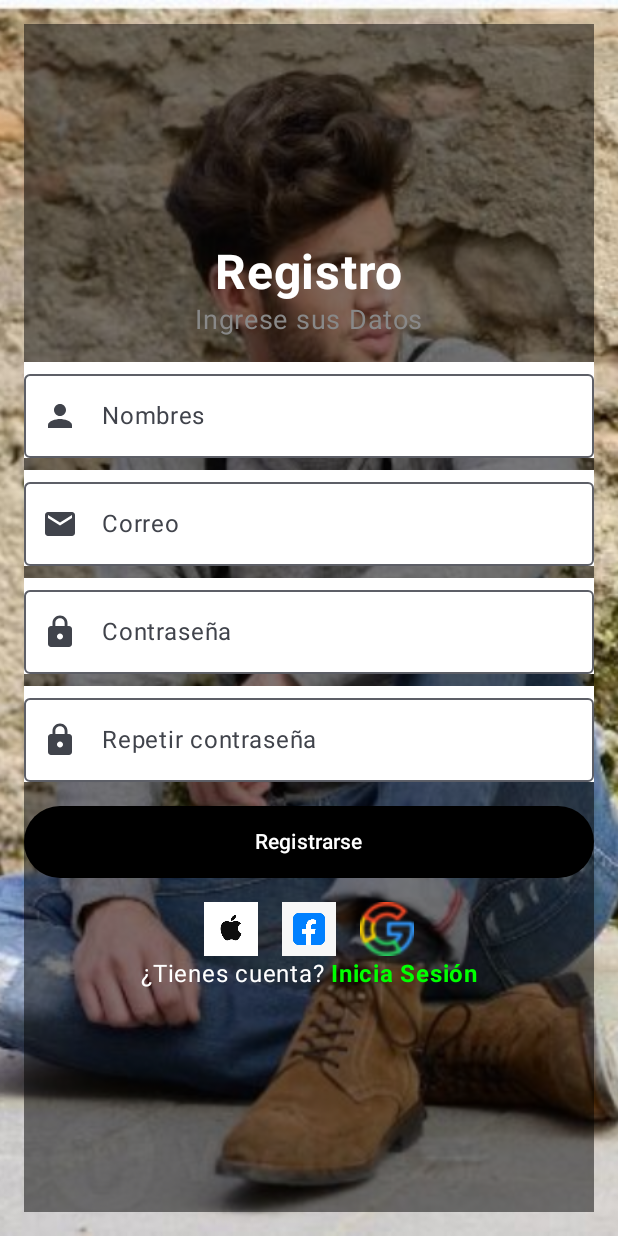
After one commit to JackMerma/Realty, an Android app built with Jetpack Compose: the Register screen opened directly, with no data from a screen before it, on a phone screen of 412 x 824 dp. The commit adds this screen. Run offline under Robolectric (Android 15) with nearby library versions, the phone set to English and light mode, and no system bars.

Commit message:
implementacion de Register

```diff
--- a/app/src/main/AndroidManifest.xml
+++ b/app/src/main/AndroidManifest.xml
@@ -1,6 +1,6 @@
 <?xml version="1.0" encoding="utf-8"?>
 <manifest xmlns:android="http://schemas.android.com/apk/res/android"
-    xmlns:tools="http://schemas.android.com/tools">
+    xmlns:tools="http://schemas.android.com/tools" >
 
     <application
         android:allowBackup="true"
@@ -11,12 +11,17 @@
         android:roundIcon="@mipmap/ic_launcher_round"
         android:supportsRtl="true"
         android:theme="@style/Theme.Realty"
-        tools:targetApi="31">
+        tools:targetApi="31" >
+        <activity
+            android:name=".Register"
+            android:exported="false"
+            android:label="@string/title_activity_register"
+            android:theme="@style/Theme.Realty" />
         <activity
             android:name=".MainActivity"
             android:exported="true"
             android:label="@string/app_name"
-            android:theme="@style/Theme.Realty">
+            android:theme="@style/Theme.Realty" >
             <intent-filter>
                 <action android:name="android.intent.action.MAIN" />
 
--- /dev/null
+++ b/app/src/main/java/com/example/realty/Register.kt
@@ -0,0 +1,198 @@
+package com.example.realty
+
+import android.os.Bundle
+import androidx.activity.ComponentActivity
+import androidx.activity.compose.setContent
+import androidx.activity.enableEdgeToEdge
+import androidx.compose.foundation.Image
+import androidx.compose.foundation.background
+import androidx.compose.foundation.clickable
+import androidx.compose.foundation.layout.*
+import androidx.compose.foundation.text.KeyboardOptions
+import androidx.compose.material.*
+import androidx.compose.material.icons.Icons
+import androidx.compose.material.icons.filled.Email
+import androidx.compose.material.icons.filled.Lock
+import androidx.compose.material.icons.filled.Person
+import androidx.compose.material3.Button
+import androidx.compose.material3.ButtonDefaults
+import androidx.compose.material3.Icon
+import androidx.compose.material3.IconButton
+import androidx.compose.material3.OutlinedTextField
+import androidx.compose.material3.Scaffold
+import androidx.compose.material3.Text
+import androidx.compose.runtime.Composable
+import androidx.compose.ui.Alignment
+import androidx.compose.ui.Modifier
+import androidx.compose.ui.graphics.Color
+import androidx.compose.ui.layout.ContentScale
+import androidx.compose.ui.res.painterResource
+import androidx.compose.ui.text.font.FontWeight
+import androidx.compose.ui.text.input.PasswordVisualTransformation
+import androidx.compose.ui.tooling.preview.Preview
+import androidx.compose.ui.unit.dp
+import androidx.compose.ui.unit.sp
+import com.example.realty.ui.theme.RealtyTheme
+
+class Register : ComponentActivity() {
+    override fun onCreate(savedInstanceState: Bundle?) {
+        super.onCreate(savedInstanceState)
+        enableEdgeToEdge()
+        setContent {
+            RealtyTheme {
+                Scaffold(
+                    modifier = Modifier.fillMaxSize()
+                ) { innerPadding ->
+                    RegistroScreen(modifier = Modifier.padding(innerPadding))
+                }
+            }
+        }
+    }
+}
+
+@Composable
+fun RegistroScreen(modifier: Modifier = Modifier) {
+    Box(
+        modifier = modifier
+            .fillMaxSize()
+            .background(Color.Gray) // Fondo genérico, puedes colocar una imagen de fondo si la tienes
+    ) {
+        Image(
+            painter = painterResource(id = R.drawable.fondo), // Coloca tu imagen de fondo
+            contentDescription = null,
+            contentScale = ContentScale.Crop,
+            modifier = Modifier.fillMaxSize()
+        )
+
+        Column(
+            horizontalAlignment = Alignment.CenterHorizontally,
+            verticalArrangement = Arrangement.Center,
+            modifier = Modifier
+                .fillMaxSize()
+                .padding(16.dp)
+                .background(Color(0x80000000)) // Fondo semi-transparente
+        ) {
+            Text(
+                text = "Registro",
+                fontSize = 32.sp,
+                color = Color.White,
+                fontWeight = FontWeight.Bold
+            )
+            Text(
+                text = "Ingrese sus Datos",
+                fontSize = 18.sp,
+                color = Color.Gray
+            )
+
+            Spacer(modifier = Modifier.height(16.dp))
+
+            OutlinedTextField(
+                value = "", onValueChange = {},
+                label = { Text("Nombres") },
+                leadingIcon = { Icon(Icons.Default.Person, contentDescription = null) },
+                modifier = Modifier.fillMaxWidth()
+                    .background(color = Color.White)
+            )
+
+            Spacer(modifier = Modifier.height(8.dp))
+
+            OutlinedTextField(
+                value = "", onValueChange = {},
+                label = { Text("Correo") },
+                leadingIcon = { Icon(Icons.Default.Email, contentDescription = null) },
+                keyboardOptions = KeyboardOptions.Default.copy(autoCorrect = false),
+                modifier = Modifier.fillMaxWidth()
+                    .background(color = Color.White)
+            )
+
+            Spacer(modifier = Modifier.height(8.dp))
+
+            OutlinedTextField(
+                value = "", onValueChange = {},
+                label = { Text("Contraseña") },
+                leadingIcon = { Icon(Icons.Default.Lock, contentDescription = null) },
+                visualTransformation = PasswordVisualTransformation(),
+                modifier = Modifier.fillMaxWidth()
+                    .background(color = Color.White)
+            )
+
+            Spacer(modifier = Modifier.height(8.dp))
+
+            OutlinedTextField(
+                value = "", onValueChange = {},
+                label = { Text("Repetir contraseña") },
+                leadingIcon = { Icon(Icons.Default.Lock, contentDescription = null) },
+                visualTransformation = PasswordVisualTransformation(),
+                modifier = Modifier.fillMaxWidth()
+                    .background(color = Color.White)
+            )
+
+            Spacer(modifier = Modifier.height(16.dp))
+
+            Button(
+                onClick = { /* Acción de registro */ },
+                modifier = Modifier
+                    .fillMaxWidth()
+                    .height(48.dp),
+                colors = ButtonDefaults.buttonColors(containerColor = Color.Black)
+            ) {
+                Text("Registrarse", color = Color.White)
+            }
+
+            Spacer(modifier = Modifier.height(16.dp))
+
+            Row(
+                horizontalArrangement = Arrangement.Center,
+                verticalAlignment = Alignment.CenterVertically,
+                modifier = Modifier.fillMaxWidth()
+            ) {
+                Image(
+                    painter = painterResource(id = R.drawable.apple),
+                    contentDescription = "Apple Icon",
+                    modifier = Modifier
+                        .size(36.dp)
+                        .clickable { /* Acción con Apple */ }
+                )
+                Spacer(modifier = Modifier.width(16.dp))
+                Image(
+                    painter = painterResource(id = R.drawable.facebook),
+                    contentDescription = "Facebook Icon",
+                    modifier = Modifier
+                        .size(36.dp)
+                        .clickable { /* Acción con Facebook */ }
+                )
+                Spacer(modifier = Modifier.width(16.dp))
+                Image(
+                    painter = painterResource(id = R.drawable.google),
+                    contentDescription = "Google Icon",
+                    modifier = Modifier
+                        .size(36.dp)
+                        .clickable { /* Acción con Google */ }
+                )
+            }
+
+
+            Row(
+                horizontalArrangement = Arrangement.Center,
+                modifier = Modifier.fillMaxWidth()
+            ) {
+                Text("¿Tienes cuenta?", color = Color.White)
+                Spacer(modifier = Modifier.width(4.dp))
+                Text(
+                    text = "Inicia Sesión",
+                    color = Color.Green,
+                    fontWeight = FontWeight.Bold,
+                    modifier = Modifier.clickable { /* Acción de inicio de sesión */ }
+                )
+            }
+        }
+    }
+}
+
+@Preview(showBackground = true)
+@Composable
+fun RegistroScreenPreview() {
+    RealtyTheme {
+        RegistroScreen()
+    }
+}
--- a/app/src/main/res/values/strings.xml
+++ b/app/src/main/res/values/strings.xml
@@ -1,3 +1,6 @@
 <resources>
     <string name="app_name">Realty</string>
+    <string name="title_activity_register">Register</string>
+    <!-- TODO: Remove or change this placeholder text -->
+    <string name="hello_blank_fragment">Hello blank fragment</string>
 </resources>
```
Also changed, not shown: app/src/main/res/drawable/apple.png (added), app/src/main/res/drawable/facebook.png (added), app/src/main/res/drawable/fondo.JPG (added), app/src/main/res/drawable/google.png (added).
